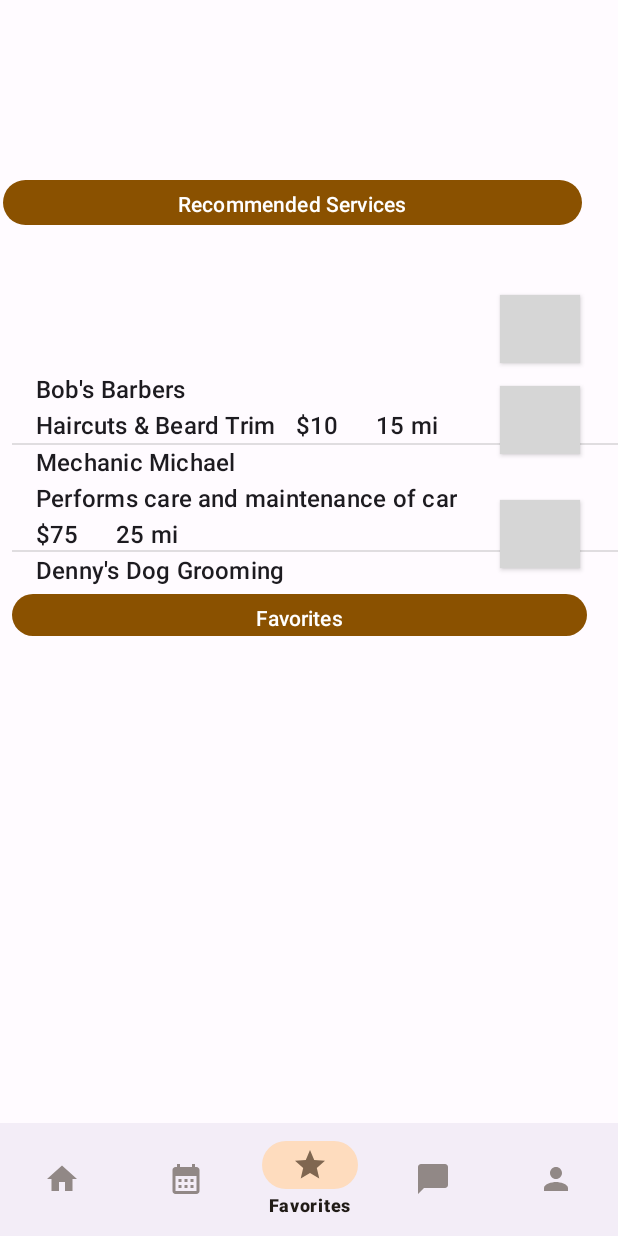
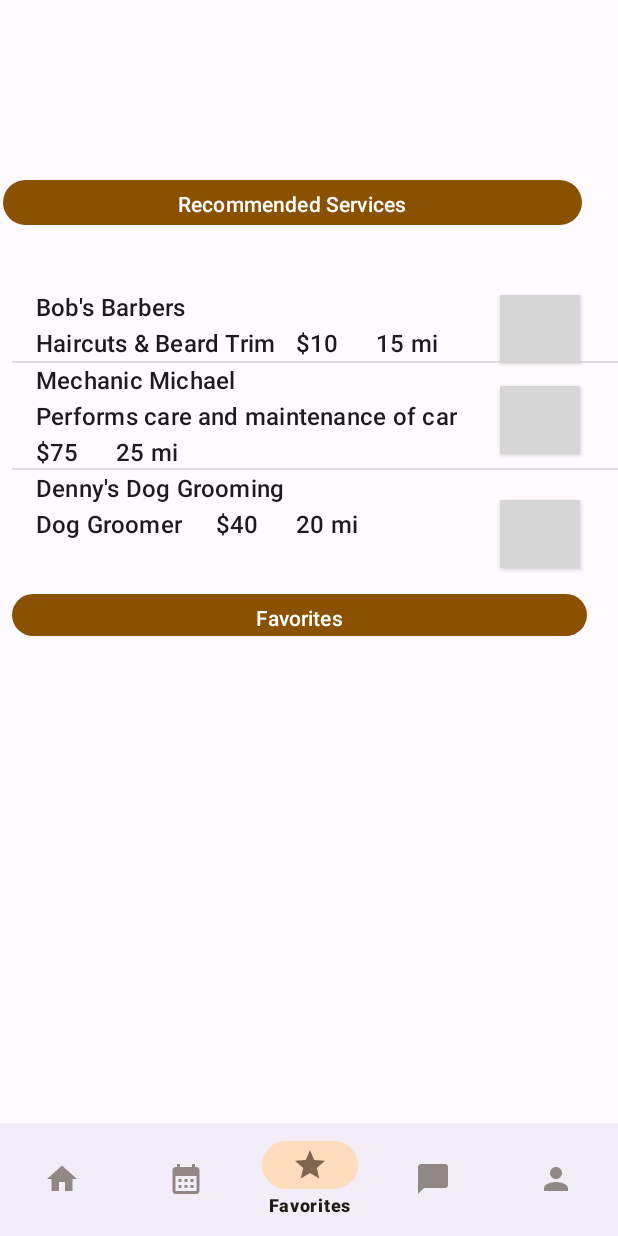
Before and after one commit to Zaroon-Iqbal/Freelancer-App, an Android app: the FavoriteActivityPlaceholder screen opened directly, with no data from a screen before it, on a phone screen of 412 x 824 dp. Run offline under Robolectric (Android 15) with nearby library versions, the light colour scheme and no system bars; our stand-ins replace Firebase (no records; nobody signed in at launch, a user with empty details on screens opened directly); grey boxes are pictures that could not be loaded.

Commit message:
Favorites

```diff
--- a/app/src/main/res/layout/favorites_placeholder.xml
+++ b/app/src/main/res/layout/favorites_placeholder.xml
@@ -29,7 +29,7 @@
         app:layout_constraintRight_toRightOf="parent"
         app:layout_constraintStart_toStartOf="parent"
         app:layout_constraintTop_toTopOf="parent"
-        app:layout_constraintVertical_bias="1.0" />
+        app:layout_constraintVertical_bias="0.771" />
 
     <ToggleButton
         android:id="@+id/toggleButton1"
```
